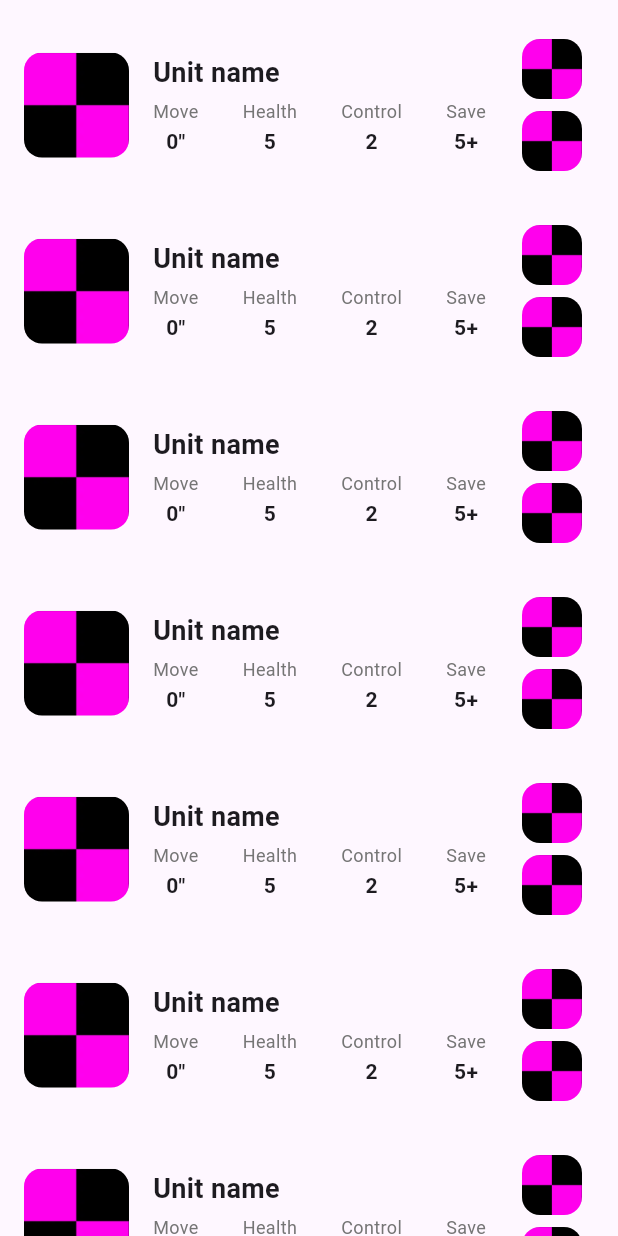
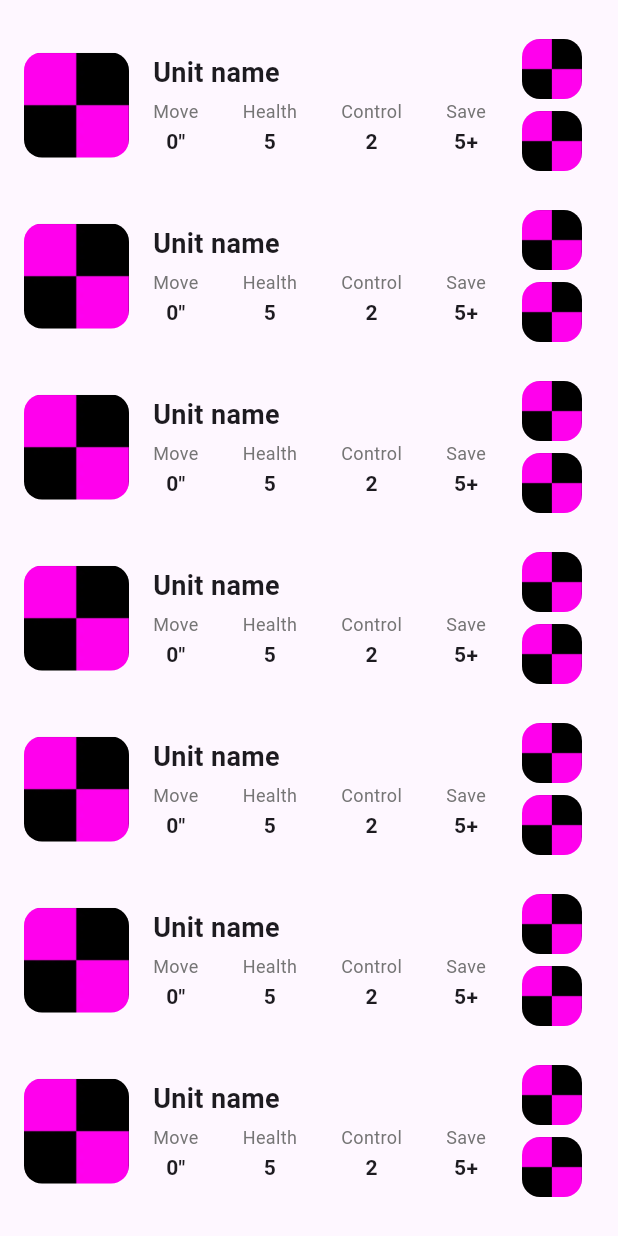
Before and after one commit to Amandaleeanne/Warhammer-AOSpearhead-Companion, a Flutter app: the UnitViewContent widget shown alone on an empty page, opened directly, on a phone screen of 412 x 824 dp. Run offline on Flutter 3.47's test engine with Material 3 defaults, Android fonts, the phone set to English and light mode, and no system bars; our stand-ins replace drift; accounts and stored records are empty; generated files the repository leaves out were written again.

Commit message:
changed the animation feel

```diff
--- a/lib/pages/army_viewer.dart
+++ b/lib/pages/army_viewer.dart
@@ -38,7 +38,7 @@ class _ArmyViewerState extends State<ArmyViewer> {
             // Expanded ensures it fills the rest of the screen and updates dynamically.
             Expanded(
               child: AnimatedSwitcher(
-                duration: const Duration(milliseconds: 250),
+                duration: const Duration(milliseconds: 100),
                 child: _currentView == ViewType.unit
                     ? _buildUnitViewContent()
                     : _buildPhaseViewContent(),
--- a/lib/programming_utils/common/unit_view.dart
+++ b/lib/programming_utils/common/unit_view.dart
@@ -10,11 +10,10 @@ class UnitViewContent extends StatefulWidget {
 class _UnitViewContentState extends State<UnitViewContent> {
   @override
   Widget build(BuildContext context) {
-    // This represents the left panel layout (blue circle)
     return ListView.separated(
       padding: const EdgeInsets.all(16),
       itemCount: 8, // Number of units to display
-      separatorBuilder: (context, index) => const SizedBox(height: 16),
+      separatorBuilder: (context, index) => const SizedBox(height: 6),
       itemBuilder: (context, index) { //Builds each info card
         return Row(
           crossAxisAlignment: CrossAxisAlignment.center,
@@ -74,10 +73,10 @@ class _UnitViewContentState extends State<UnitViewContent> {
         height: height,
         decoration: BoxDecoration(
           color: Colors.grey[200], // Fallback background color while loading
-          borderRadius: BorderRadius.circular(12), // Slightly larger radius looks great at 70x70
+          borderRadius: BorderRadius.circular(12),
           image: DecorationImage(
-            image: AssetImage(path), // Swap with your image path
-            fit: BoxFit.cover, // Ensures it blows up to fill the whole 70x70 space completely
+            image: AssetImage(path),
+            fit: BoxFit.cover,
           ),
         ),
       );
```
